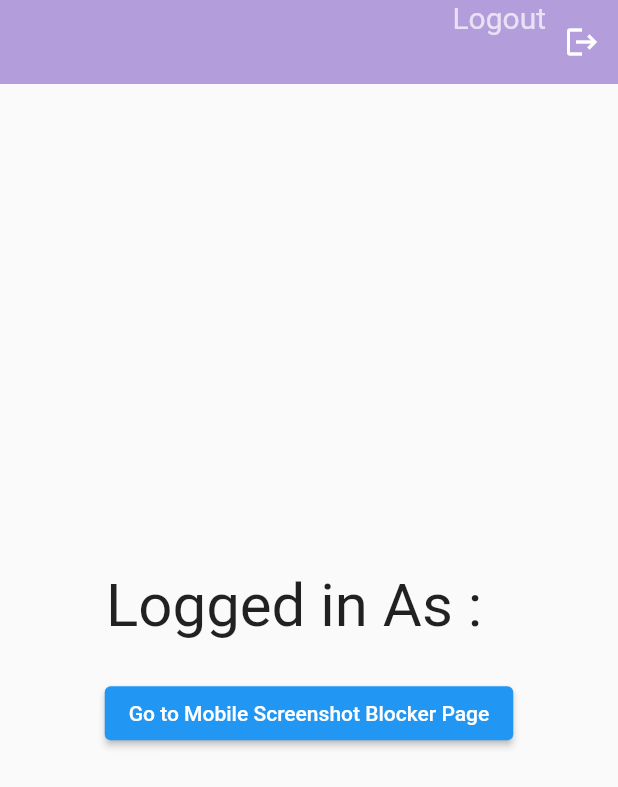
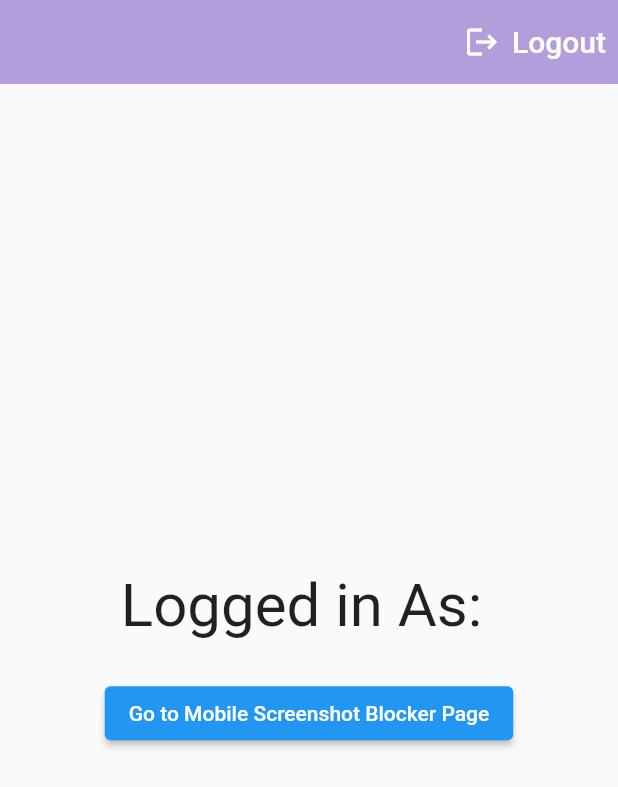
Before and after one commit to iifast2/ModernLoginUI, a Flutter app: the screen it shows once a user with an empty profile is signed in, on a phone screen of 412 x 824 dp. Shown: the top 787 px of the screen. Run offline on Flutter 3.47's test engine with Material 2 defaults, Android fonts, the phone set to English and light mode, and no system bars; our stand-ins replace firebase_auth, firebase_core, google_sign_in, lottie; missing offline and left inert: flutter_windowmanager; accounts and stored records are empty.

Commit message:
Commit Final - Anonymous Login Redirection Fixed + Logout Text Button Fixed
Commit Final - Anonymous Login Redirection Fixed + Logout Text Button Fixed

:white_check_mark:

```diff
--- a/lib/pages/auth_page.dart
+++ b/lib/pages/auth_page.dart
@@ -2,8 +2,8 @@ import 'package:firebase_auth/firebase_auth.dart';
 import 'package:flutter/material.dart';
 import 'package:modernlogintute/pages/home_page.dart';
 import 'package:modernlogintute/pages/login_page.dart';
-import 'login_or_register_page.dart';
-
+import 'package:modernlogintute/pages/anonymous_home_page.dart';
+import 'package:modernlogintute/pages/login_or_register_page.dart';
 
 class AuthPage extends StatelessWidget {
   const AuthPage({Key? key}) : super(key: key);
@@ -11,22 +11,17 @@ class AuthPage extends StatelessWidget {
   @override
   Widget build(BuildContext context) {
     return Scaffold(
-
       body: StreamBuilder<User?>(
         stream: FirebaseAuth.instance.authStateChanges(),
         builder: (context, snapshot){
-
           // User is logged in
           if (snapshot.hasData){
-            return  HomePage();
-          }
-          else {
+            return snapshot.data!.isAnonymous ? AnonymousHomePage() : HomePage();
+          } else {
             return const LoginOrRegisterPage();
           }
         },
-
       ),
-
     );
   }
 }
--- a/lib/pages/home_page.dart
+++ b/lib/pages/home_page.dart
@@ -26,20 +26,24 @@ class _HomePageState extends State<HomePage> {
   @override
   Widget build(BuildContext context) {
     return Scaffold(
-      appBar: AppBar(actions: [
-
-        const Text("Logout" ,
-           textAlign: TextAlign.center,
-           style: TextStyle(
-             color: Colors.white70,
-             fontSize: 20,
-           )
-       ),
-        IconButton(onPressed: signUserOut, icon: const Icon(Icons.logout))
-      ],
+      appBar: AppBar(
         backgroundColor: Colors.deepPurple[200],
         elevation: 0,
+        actions: [
+          TextButton.icon(
+            onPressed: signUserOut,
+            icon: const Icon(Icons.logout, color: Colors.white),
+            label: const Text(
+              "Logout",
+              style: TextStyle(
+                color: Colors.white,
+                fontSize: 20,
+              ),
+            ),
+          ),
+        ],
       ),
+
 
       body: Center(
         child: Column(
@@ -53,8 +57,10 @@ class _HomePageState extends State<HomePage> {
             ),
 
             */
+
+
             Text(
-              "Logged in As :  ${user.email!}",
+              "Logged in As: ${user.email ?? 'Unknown'}",
               style: const TextStyle(fontSize: 40),
             ),
 
--- a/lib/pages/login_or_register_page.dart
+++ b/lib/pages/login_or_register_page.dart
@@ -1,3 +1,4 @@
+// lib/pages/login_or_register_page.dart
 import 'package:flutter/material.dart';
 import 'package:modernlogintute/pages/login_page.dart';
 import 'package:modernlogintute/pages/register_page.dart';
```
